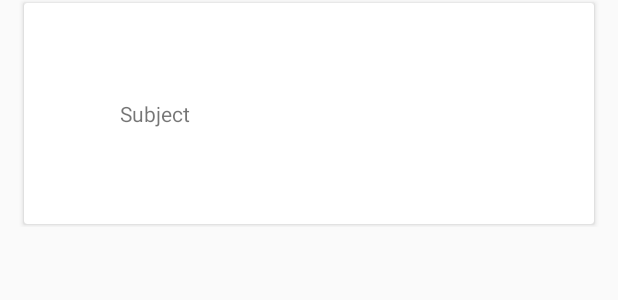
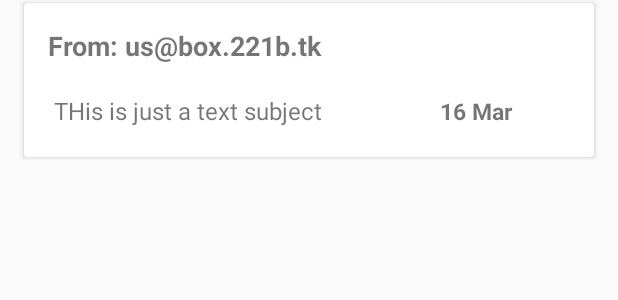
Before and after one commit to GauravChaddha1996/Rakshak, an Android app: the layout inbox_item.xml on its own in the app's theme, with its tools: preview values and no code run, on a phone screen of 412 x 824 dp. Shown: the top 300 px of the screen. Run offline under Robolectric (Android 15) with nearby library versions, the light colour scheme and no system bars.

Commit message:
Change imap item view

```diff
--- a/app/src/main/java/com/sih/rakshak/features/inbox/InboxFragment.java
+++ b/app/src/main/java/com/sih/rakshak/features/inbox/InboxFragment.java
@@ -18,6 +18,10 @@ import android.widget.RelativeLayout;
 import com.sih.rakshak.R;
 import com.sih.rakshak.base.BaseFragment;
 import com.sih.rakshak.features.FragmentIds;
+import com.sih.rakshak.features.inbox.helper.DeleteInterface;
+import com.sih.rakshak.features.inbox.helper.EndlessRecyclerOnScrollListener;
+import com.sih.rakshak.features.inbox.helper.InboxItemTouchCallback;
+import com.sih.rakshak.features.inbox.helper.RVAdapter;
 
 import java.util.ArrayList;
 import java.util.List;
@@ -119,6 +123,7 @@ public class InboxFragment extends BaseFragment implements InboxVI, DeleteInterf
         recyclerView.setAdapter(adapter);
         itemTouchCallback = new InboxItemTouchCallback(adapter, this);
         new ItemTouchHelper(itemTouchCallback).attachToRecyclerView(recyclerView);
+
         recyclerView.addOnScrollListener(new EndlessRecyclerOnScrollListener(layoutManager) {
             @Override
             public void onLoadMore(int current_page) {
--- a/app/src/main/java/com/sih/rakshak/features/inbox/InboxPresenter.java
+++ b/app/src/main/java/com/sih/rakshak/features/inbox/InboxPresenter.java
@@ -129,6 +129,8 @@ public class InboxPresenter implements InboxPresenterVI {
                     for (Message message : messages) {
                         list.add(message);
                         message.getSubject();
+                        message.getFrom();
+                        message.getReceivedDate();
                     }
                     singleSubscriber.onSuccess(list);
                 }
--- a/app/src/main/java/com/sih/rakshak/features/inbox/DeleteInterface.java
+++ b/app/src/main/java/com/sih/rakshak/features/inbox/helper/DeleteInterface.java
@@ -1,4 +1,4 @@
-package com.sih.rakshak.features.inbox;
+package com.sih.rakshak.features.inbox.helper;
 
 import javax.mail.Message;
 
--- a/app/src/main/java/com/sih/rakshak/features/inbox/EndlessRecyclerOnScrollListener.java
+++ b/app/src/main/java/com/sih/rakshak/features/inbox/helper/EndlessRecyclerOnScrollListener.java
@@ -1,4 +1,4 @@
-package com.sih.rakshak.features.inbox;
+package com.sih.rakshak.features.inbox.helper;
 
 import android.support.v7.widget.LinearLayoutManager;
 import android.support.v7.widget.RecyclerView;
--- a/app/src/main/java/com/sih/rakshak/features/inbox/InboxItemTouchCallback.java
+++ b/app/src/main/java/com/sih/rakshak/features/inbox/helper/InboxItemTouchCallback.java
@@ -1,4 +1,4 @@
-package com.sih.rakshak.features.inbox;
+package com.sih.rakshak.features.inbox.helper;
 
 import android.support.v7.widget.RecyclerView;
 import android.support.v7.widget.helper.ItemTouchHelper;
--- a/app/src/main/res/layout/app_bar_home.xml
+++ b/app/src/main/res/layout/app_bar_home.xml
@@ -18,6 +18,7 @@
             android:layout_width="match_parent"
             android:layout_height="?attr/actionBarSize"
             android:background="?attr/colorPrimary"
+            app:layout_scrollFlags="enterAlways"
             app:popupTheme="@style/AppTheme.PopupOverlay" />
 
     </android.support.design.widget.AppBarLayout>
--- a/app/src/main/res/layout/inbox_item.xml
+++ b/app/src/main/res/layout/inbox_item.xml
@@ -15,13 +15,52 @@
         <RelativeLayout
             android:layout_width="match_parent"
             android:layout_height="wrap_content"
-            android:padding="64dp">
+            android:padding="16dp">
 
-            <TextView
-                android:id="@+id/email_subject"
+            <LinearLayout
+                android:id="@+id/firstHolder"
                 android:layout_width="match_parent"
                 android:layout_height="wrap_content"
-                android:text="Subject" />
+                android:orientation="horizontal">
+
+                <TextView
+                    android:id="@+id/from"
+                    android:layout_width="match_parent"
+                    android:layout_height="wrap_content"
+                    android:layout_weight="25"
+                    android:text="From: us@box.221b.tk"
+                    android:textSize="18sp"
+                    android:textStyle="bold" />
+
+            </LinearLayout>
+
+            <LinearLayout
+                android:id="@+id/secondHolder"
+                android:layout_width="match_parent"
+                android:layout_height="wrap_content"
+                android:layout_below="@+id/firstHolder"
+                android:orientation="horizontal"
+                android:paddingTop="16dp">
+
+                <TextView
+                    android:id="@+id/emailSubject"
+                    android:layout_width="match_parent"
+                    android:layout_height="wrap_content"
+                    android:layout_weight="25"
+                    android:padding="4dp"
+                    android:text="THis is just a text subject"
+                    android:textSize="16sp" />
+
+                <TextView
+                    android:id="@+id/dateAndTime"
+                    android:layout_width="match_parent"
+                    android:layout_height="wrap_content"
+                    android:layout_weight="75"
+                    android:text="16 Mar"
+                    android:textSize="15sp"
+                    android:textStyle="bold" />
+
+            </LinearLayout>
 
         </RelativeLayout>
     </android.support.v7.widget.CardView>
--- /dev/null
+++ b/app/src/main/res/values/ids.xml
@@ -0,0 +1,4 @@
+<?xml version="1.0" encoding="utf-8"?>
+<resources>
+    <item name="item_click_support" type="id">tag</item>
+</resources>
```
Also changed, not shown: app/src/main/java/com/sih/rakshak/features/inbox/helper/ItemClickSupport.java (added, +99 -0 lines), app/src/main/java/com/sih/rakshak/features/inbox/helper/RVAdapter.java (renamed from app/src/main/java/com/sih/rakshak/features/inbox/RVAdapter.java, +9 -3 lines).
